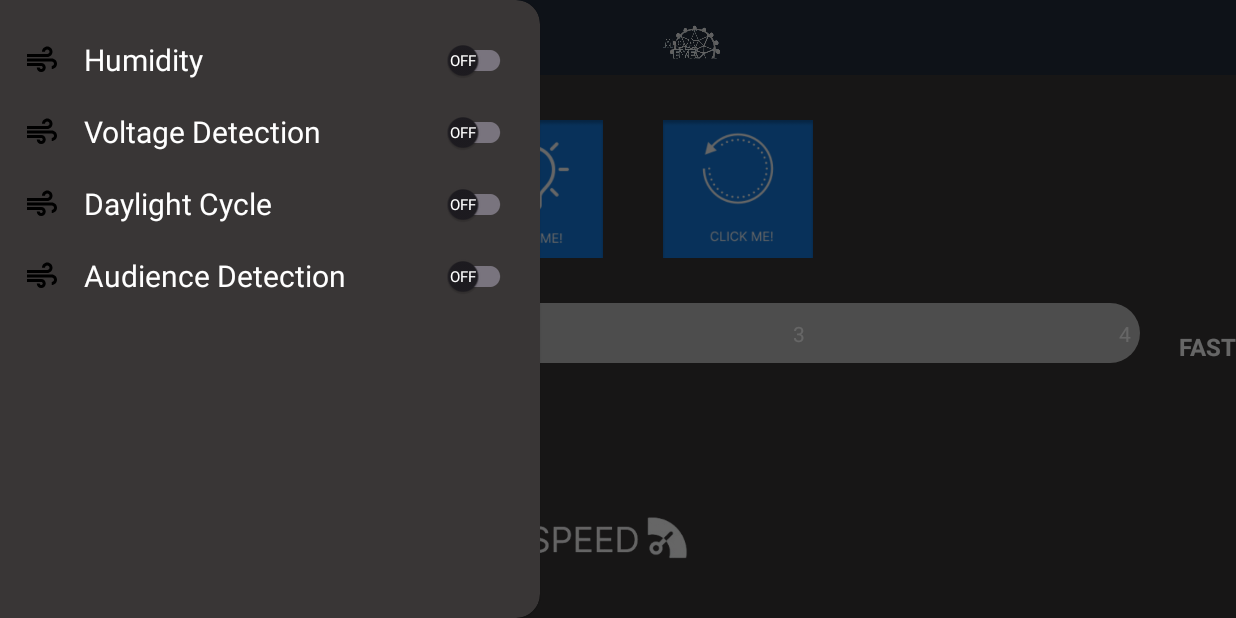
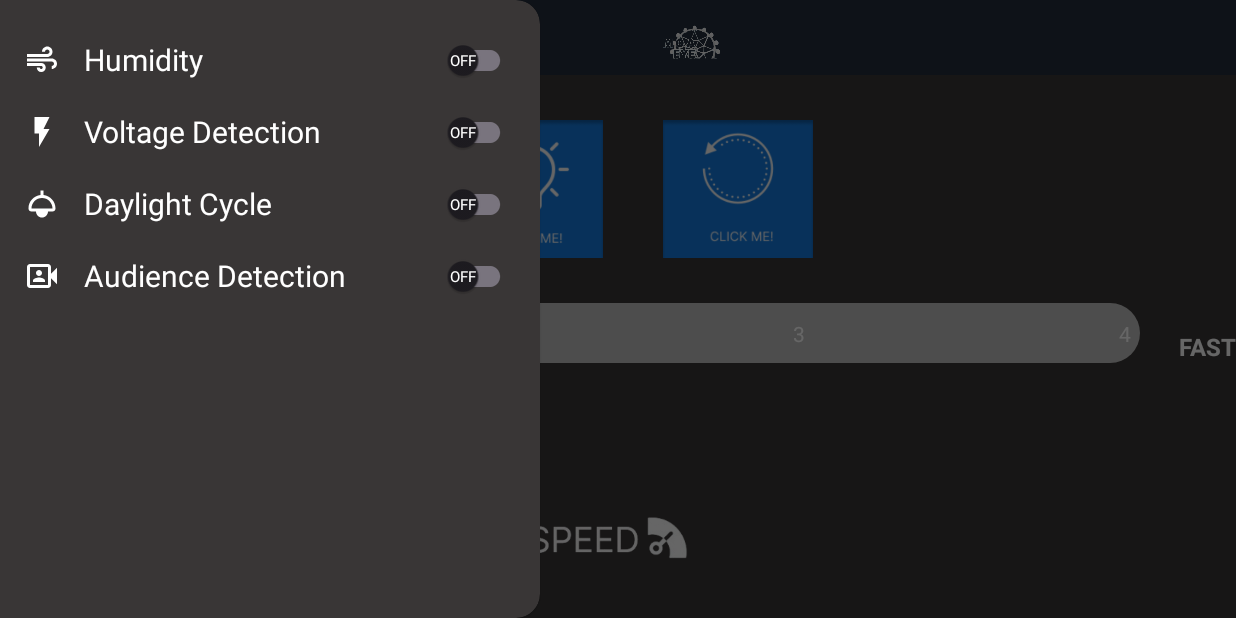
Before and after one commit to IsaacObusan/MoaController, an Android app: the screen it shows after launch (MainActivity), with the side drawer open, on a phone screen of 824 x 412 dp (held sideways). Run offline under Robolectric (Android 15) with nearby library versions, the phone set to English and light mode, and no system bars; our stand-ins replace Firebase (no records; nobody signed in at launch, a user with empty details on screens opened directly); 10 statements that could not run were skipped.

Commit message:
Done, i'll create data output mamaya, then database store

```diff
--- a/app/src/main/java/com/example/moacontroller/SplashActivity.java
+++ b/app/src/main/java/com/example/moacontroller/SplashActivity.java
@@ -6,7 +6,6 @@ import android.os.Handler;
 import androidx.appcompat.app.AppCompatActivity;
 
 public class SplashActivity extends AppCompatActivity {
-
     @Override
     protected void onCreate(Bundle savedInstanceState) {
         super.onCreate(savedInstanceState);
--- /dev/null
+++ b/app/src/main/res/drawable/audience_icon.xml
@@ -0,0 +1,5 @@
+<vector xmlns:android="http://schemas.android.com/apk/res/android" android:height="24dp" android:tint="#FFFFFF" android:viewportHeight="24" android:viewportWidth="24" android:width="24dp">
+
+    <path android:fillColor="@android:color/white" android:pathData="M18,10.48l4,-3.98v11l-4,-3.98L18,18c0,1.1 -0.9,2 -2,2L4,20c-1.1,0 -2,-0.9 -2,-2L2,6c0,-1.1 0.9,-2 2,-2h12c1.1,0 2,0.9 2,2v4.48zM16,9.69L16,6L4,6v12h12L16,9.69zM10,12c-1.1,0 -2,-0.9 -2,-2s0.9,-2 2,-2 2,0.9 2,2 -0.9,2 -2,2zM10,13c1.34,0 4,0.67 4,2v1L6,16v-1c0,-1.33 2.66,-2 4,-2z"/>
+
+</vector>
--- /dev/null
+++ b/app/src/main/res/drawable/baseline_air_24.xml
@@ -0,0 +1,5 @@
+<vector xmlns:android="http://schemas.android.com/apk/res/android" android:height="24dp" android:tint="#FFFFFF" android:viewportHeight="24" android:viewportWidth="24" android:width="24dp">
+
+    <path android:fillColor="@android:color/white" android:pathData="M14.5,17c0,1.65 -1.35,3 -3,3s-3,-1.35 -3,-3h2c0,0.55 0.45,1 1,1s1,-0.45 1,-1s-0.45,-1 -1,-1H2v-2h9.5C13.15,14 14.5,15.35 14.5,17zM19,6.5C19,4.57 17.43,3 15.5,3S12,4.57 12,6.5h2C14,5.67 14.67,5 15.5,5S17,5.67 17,6.5S16.33,8 15.5,8H2v2h13.5C17.43,10 19,8.43 19,6.5zM18.5,11H2v2h16.5c0.83,0 1.5,0.67 1.5,1.5S19.33,16 18.5,16v2c1.93,0 3.5,-1.57 3.5,-3.5S20.43,11 18.5,11z"/>
+
+</vector>
--- /dev/null
+++ b/app/src/main/res/drawable/daylight_icon.xml
@@ -0,0 +1,5 @@
+<vector xmlns:android="http://schemas.android.com/apk/res/android" android:height="24dp" android:tint="#FFFFFF" android:viewportHeight="24" android:viewportWidth="24" android:width="24dp">
+
+    <path android:fillColor="@android:color/white" android:pathData="M13,6.06V3h-2v3.06c-4.5,0.5 -8,4.31 -8,8.93C3,16.1 3.9,17 5.01,17H8c0,2.21 1.79,4 4,4s4,-1.79 4,-4h2.99C20.1,17 21,16.1 21,14.99C21,10.37 17.5,6.56 13,6.06zM12,15H5c0,-3.86 3.14,-7 7,-7s7,3.14 7,7H12z"/>
+
+</vector>
--- /dev/null
+++ b/app/src/main/res/drawable/voltage_icon.xml
@@ -0,0 +1,5 @@
+<vector xmlns:android="http://schemas.android.com/apk/res/android" android:height="24dp" android:tint="#FFFFFF" android:viewportHeight="24" android:viewportWidth="24" android:width="24dp">
+
+    <path android:fillColor="@android:color/white" android:pathData="M7,2v11h3v9l7,-12h-4l4,-8z"/>
+
+</vector>
--- a/app/src/main/res/layout-land/activity_splashscreen.xml
+++ b/app/src/main/res/layout-land/activity_splashscreen.xml
@@ -6,6 +6,7 @@
     android:layout_width="match_parent"
     android:layout_height="match_parent"
     android:background="@drawable/loading"
-    tools:context=".Splashscreen">
+    tools:context=".SplashActivity"
+    tools:ignore="MissingDefaultResource">
 
 </androidx.constraintlayout.widget.ConstraintLayout>
--- a/app/src/main/res/layout/activity_main.xml
+++ b/app/src/main/res/layout/activity_main.xml
@@ -116,7 +116,7 @@
                 <ImageView
                     android:layout_width="wrap_content"
                     android:layout_height="wrap_content"
-                    android:src="@drawable/icon_humidity_24"
+                    android:src="@drawable/baseline_air_24"
                     android:contentDescription="Humidity" />
 
                 <TextView
@@ -152,7 +152,7 @@
                 <ImageView
                     android:layout_width="wrap_content"
                     android:layout_height="wrap_content"
-                    android:src="@drawable/icon_humidity_24"
+                    android:src="@drawable/voltage_icon"
                     android:contentDescription="@string/voltage_detection" />
 
                 <TextView
@@ -187,7 +187,7 @@
                 <ImageView
                     android:layout_width="wrap_content"
                     android:layout_height="wrap_content"
-                    android:src="@drawable/icon_humidity_24"
+                    android:src="@drawable/daylight_icon"
                     android:contentDescription="@string/daylight" />
 
                 <TextView
@@ -221,7 +221,7 @@
                 <ImageView
                     android:layout_width="wrap_content"
                     android:layout_height="wrap_content"
-                    android:src="@drawable/icon_humidity_24"
+                    android:src="@drawable/audience_icon"
                     android:contentDescription="@string/audience" />
 
                 <TextView
```
